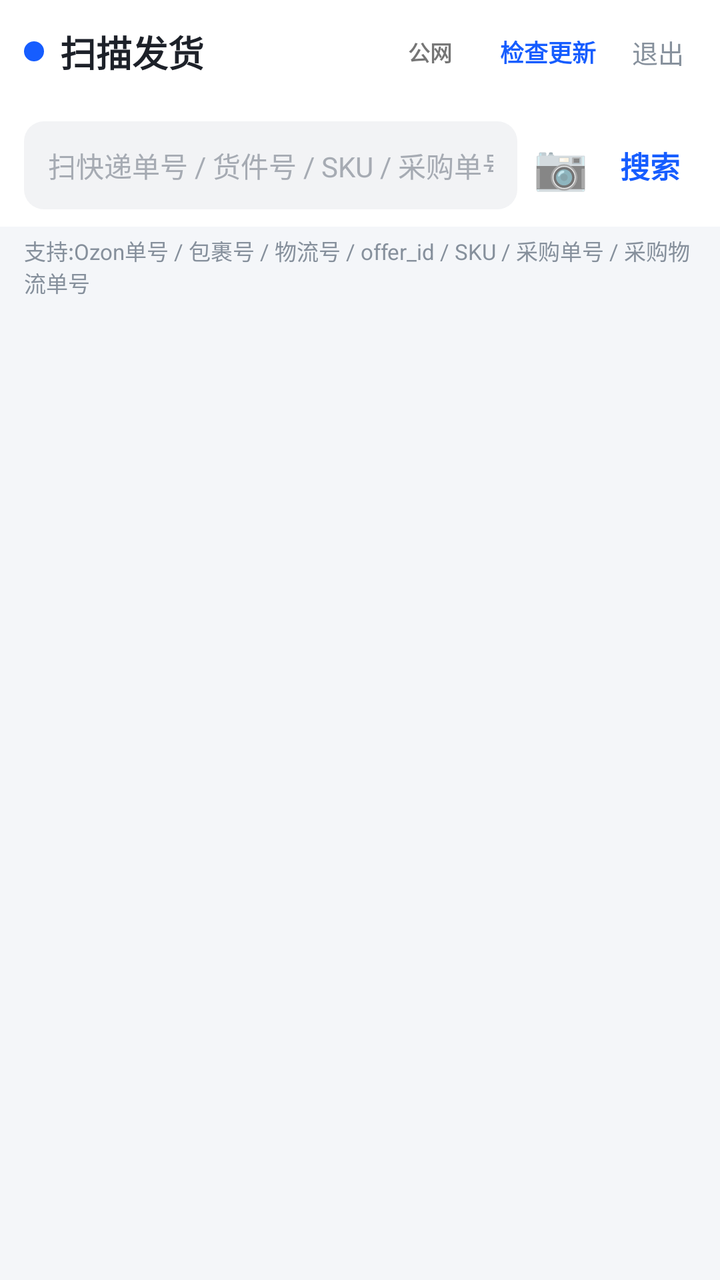
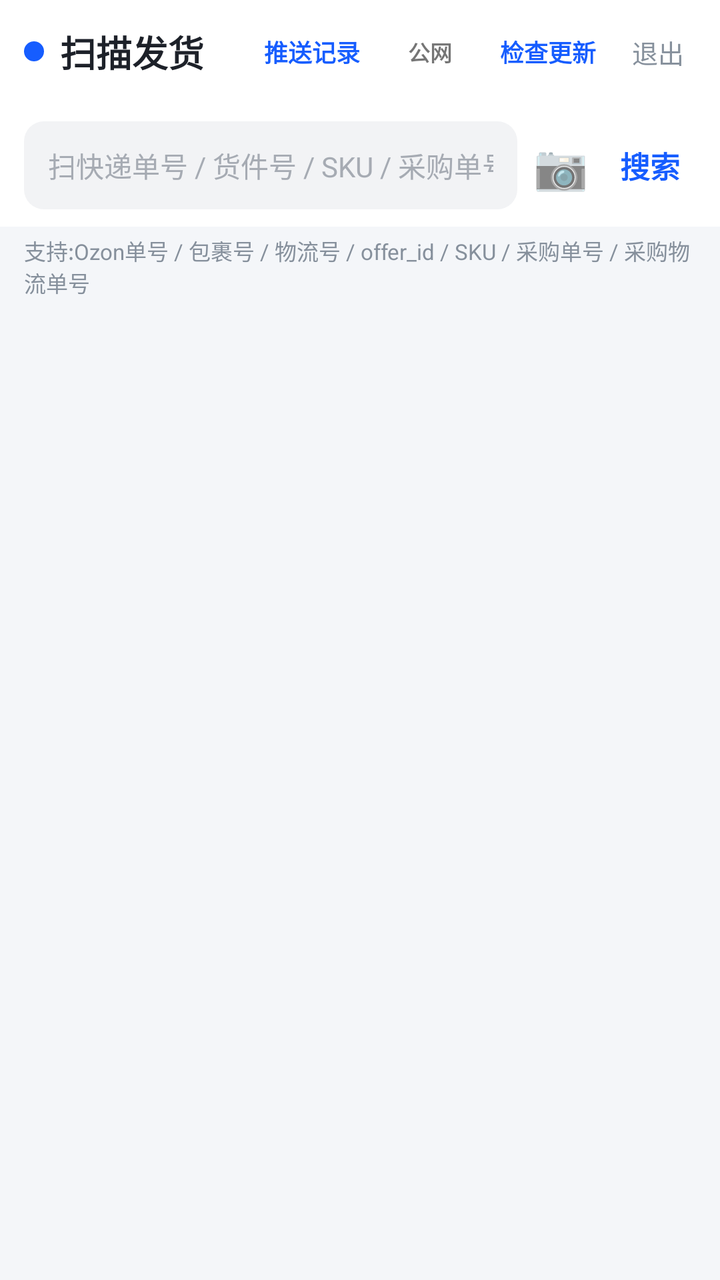

Screens rendered from an Android XML layout before and after an edit, with the pre-edit source and the edit as a unified diff.
<!-- AndroidManifest.xml: application theme AppTheme -->
<!-- res/layout/activity_main.xml -->
<?xml version="1.0" encoding="utf-8"?>
<LinearLayout xmlns:android="http://schemas.android.com/apk/res/android"
    android:layout_width="match_parent"
    android:layout_height="match_parent"
    android:fitsSystemWindows="true"
    android:orientation="vertical"
    android:background="@color/page_bg">

    
    <LinearLayout
        android:layout_width="match_parent"
        android:layout_height="@dimen/header_height"
        android:orientation="horizontal"
        android:gravity="center_vertical"
        android:background="@color/card_bg"
        android:paddingHorizontal="12dp">

        <LinearLayout
            android:layout_width="0dp"
            android:layout_height="wrap_content"
            android:layout_weight="1"
            android:orientation="horizontal"
            android:gravity="center_vertical">

            <View
                android:layout_width="10dp"
                android:layout_height="10dp"
                android:background="@drawable/bg_dot_primary" />

            <TextView
                android:layout_width="wrap_content"
                android:layout_height="wrap_content"
                android:text="扫描发货"
                android:textColor="@color/text_primary"
                android:textSize="18sp"
                android:textStyle="bold"
                android:layout_marginStart="8dp" />
        </LinearLayout>

        <TextView
            android:id="@+id/intranetBtn"
            android:layout_width="wrap_content"
            android:layout_height="wrap_content"
            android:text="公网"
            android:textSize="11sp"
            android:textStyle="bold"
            android:paddingHorizontal="12dp"
            android:paddingVertical="5dp"
            android:layout_marginEnd="4dp" />

        <TextView
            android:id="@+id/checkUpdateBtn"
            android:layout_width="wrap_content"
            android:layout_height="wrap_content"
            android:text="检查更新"
            android:textColor="@color/primary"
            android:textSize="12sp"
            android:textStyle="bold"
            android:paddingHorizontal="8dp"
            android:paddingVertical="5dp"
            android:layout_marginEnd="4dp" />

        <TextView
            android:id="@+id/logoutBtn"
            android:layout_width="wrap_content"
            android:layout_height="wrap_content"
            android:text="退出"
            android:textColor="@color/text_muted"
            android:textSize="13sp"
            android:padding="6dp" />
    </LinearLayout>

    
    <LinearLayout
        android:layout_width="match_parent"
        android:layout_height="wrap_content"
        android:orientation="horizontal"
        android:gravity="center_vertical"
        android:background="#ffffff"
        android:paddingHorizontal="12dp"
        android:paddingVertical="8dp">

        <EditText
            android:id="@+id/searchInput"
            android:layout_width="0dp"
            android:layout_height="44dp"
            android:layout_weight="1"
            android:background="@drawable/bg_input"
            android:paddingHorizontal="12dp"
            android:hint="扫快递单号 / 货件号 / SKU / 采购单号"
            android:textSize="14sp"
            android:textColor="@color/text_primary"
            android:textColorHint="@color/text_placeholder"
            android:imeOptions="actionSearch"
            android:singleLine="true" />

        <TextView
            android:id="@+id/scanBtn"
            android:layout_width="wrap_content"
            android:layout_height="wrap_content"
            android:text="📷"
            android:textSize="22sp"
            android:padding="8dp" />

        <TextView
            android:id="@+id/searchBtn"
            android:layout_width="wrap_content"
            android:layout_height="wrap_content"
            android:text="搜索"
            android:textColor="@color/primary"
            android:textSize="15sp"
            android:textStyle="bold"
            android:padding="8dp" />
    </LinearLayout>

    <TextView
        android:layout_width="match_parent"
        android:layout_height="wrap_content"
        android:paddingHorizontal="12dp"
        android:paddingTop="4dp"
        android:text="支持:Ozon单号 / 包裹号 / 物流号 / offer_id / SKU / 采购单号 / 采购物流单号"
        android:textColor="@color/text_muted"
        android:textSize="11sp" />

    
    <TextView
        android:id="@+id/bannerText"
        android:layout_width="match_parent"
        android:layout_height="wrap_content"
        android:layout_marginHorizontal="12dp"
        android:layout_marginTop="8dp"
        android:padding="10dp"
        android:textSize="13sp"
        android:visibility="gone" />

    <ProgressBar
        android:id="@+id/progressBar"
        android:layout_width="wrap_content"
        android:layout_height="wrap_content"
        android:layout_gravity="center_horizontal"
        android:layout_marginTop="16dp"
        android:visibility="gone" />

    
    <androidx.recyclerview.widget.RecyclerView
        android:id="@+id/recyclerView"
        android:layout_width="match_parent"
        android:layout_height="0dp"
        android:layout_weight="1"
        android:clipToPadding="false"
        android:padding="12dp" />

</LinearLayout>
<!-- resources referenced by this layout -->
<resources>
  <color name="card_bg">#ffffff</color>
  <color name="page_bg">#f4f6f9</color>
  <color name="primary">#165dff</color>
  <color name="text_muted">#86909c</color>
  <color name="text_placeholder">#a6abb3</color>
  <color name="text_primary">#1d2129</color>
  <dimen name="header_height">52dp</dimen>
  <!-- drawable bg_dot_primary (drawable) -->
  <shape xmlns:android="http://schemas.android.com/apk/res/android"
      android:shape="oval">
      <solid android:color="@color/primary" />
  </shape>
  <!-- drawable bg_input (drawable) -->
  <?xml version="1.0" encoding="utf-8"?>
  <shape xmlns:android="http://schemas.android.com/apk/res/android"
      android:shape="rectangle">
      <solid android:color="@color/neutral_bg" />
      <corners android:radius="@dimen/radius_md" />
  </shape>
  <style name="AppTheme" parent="android:Theme.Material.Light.NoActionBar">
          <item name="android:statusBarColor">#165dff</item>
          <item name="android:navigationBarColor">#ffffff</item>
          <item name="android:windowBackground">#f2f3f5</item>
      </style>
  <color name="neutral_bg">#f2f3f5</color>
  <dimen name="radius_md">10dp</dimen>
</resources>

<!-- the commit's change to res/layout/activity_main.xml (unified diff, before → after) -->
@@ -36,6 +36,18 @@
                 android:textStyle="bold"
                 android:layout_marginStart="8dp" />
         </LinearLayout>
+
+        <TextView
+            android:id="@+id/pushLogBtn"
+            android:layout_width="wrap_content"
+            android:layout_height="wrap_content"
+            android:text="推送记录"
+            android:textColor="@color/primary"
+            android:textSize="12sp"
+            android:textStyle="bold"
+            android:paddingHorizontal="8dp"
+            android:paddingVertical="5dp"
+            android:layout_marginEnd="4dp" />
 
         <TextView
             android:id="@+id/intranetBtn"
